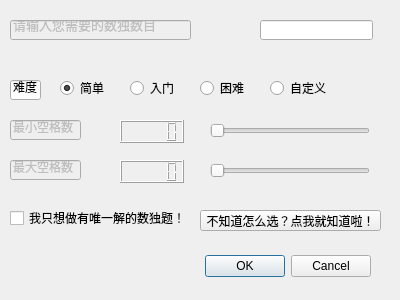
First picture: the form in getGenerateRequest.ui, repository LeoJacob/BUAASE, before the edit.
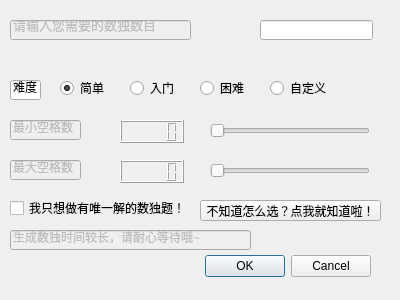
Second picture: the form after the edit.

Commit message: 数独游戏第一版

The edit to the form file:
```diff
--- a/getGenerateRequest.ui
+++ b/getGenerateRequest.ui
@@ -240,7 +240,7 @@
    <property name="geometry">
     <rect>
      <x>10</x>
-     <y>210</y>
+     <y>200</y>
      <width>181</width>
      <height>16</height>
     </rect>
@@ -282,7 +282,7 @@
    <property name="geometry">
     <rect>
      <x>200</x>
-     <y>210</y>
+     <y>200</y>
      <width>181</width>
      <height>21</height>
     </rect>
@@ -291,6 +291,25 @@
     <string>不知道怎么选？点我就知道啦！</string>
    </property>
   </widget>
+  <widget class="QLineEdit" name="tips">
+   <property name="enabled">
+    <bool>false</bool>
+   </property>
+   <property name="geometry">
+    <rect>
+     <x>10</x>
+     <y>230</y>
+     <width>241</width>
+     <height>20</height>
+    </rect>
+   </property>
+   <property name="text">
+    <string>生成数独时间较长，请耐心等待哦~</string>
+   </property>
+   <property name="readOnly">
+    <bool>true</bool>
+   </property>
+  </widget>
  </widget>
  <resources/>
  <connections>
```
The commit also changes 68 other files.
